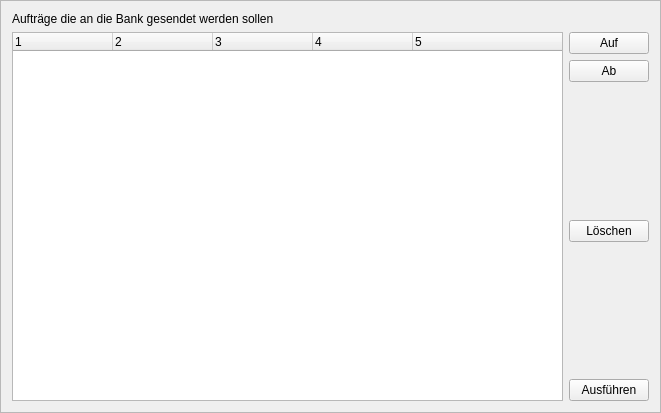
Qt form src/pages/page_ausgang.ui (schmufu/abtransfers) before a commit.
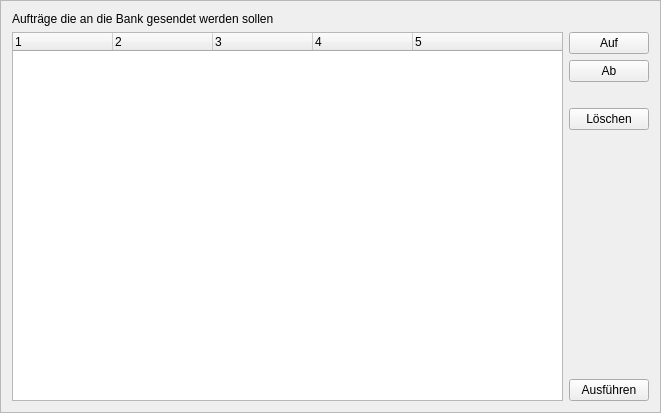
The same form after that commit. Icons and pictures are not drawn.

The edit to the form file:
```diff
--- a/src/pages/page_ausgang.ui
+++ b/src/pages/page_ausgang.ui
@@ -105,10 +105,13 @@
          <property name="orientation">
           <enum>Qt::Vertical</enum>
          </property>
+         <property name="sizeType">
+          <enum>QSizePolicy::Preferred</enum>
+         </property>
          <property name="sizeHint" stdset="0">
           <size>
            <width>20</width>
-           <height>18</height>
+           <height>20</height>
           </size>
          </property>
         </spacer>
```
Left out of the diff: 8 changed lines with no effect on the pictures.
